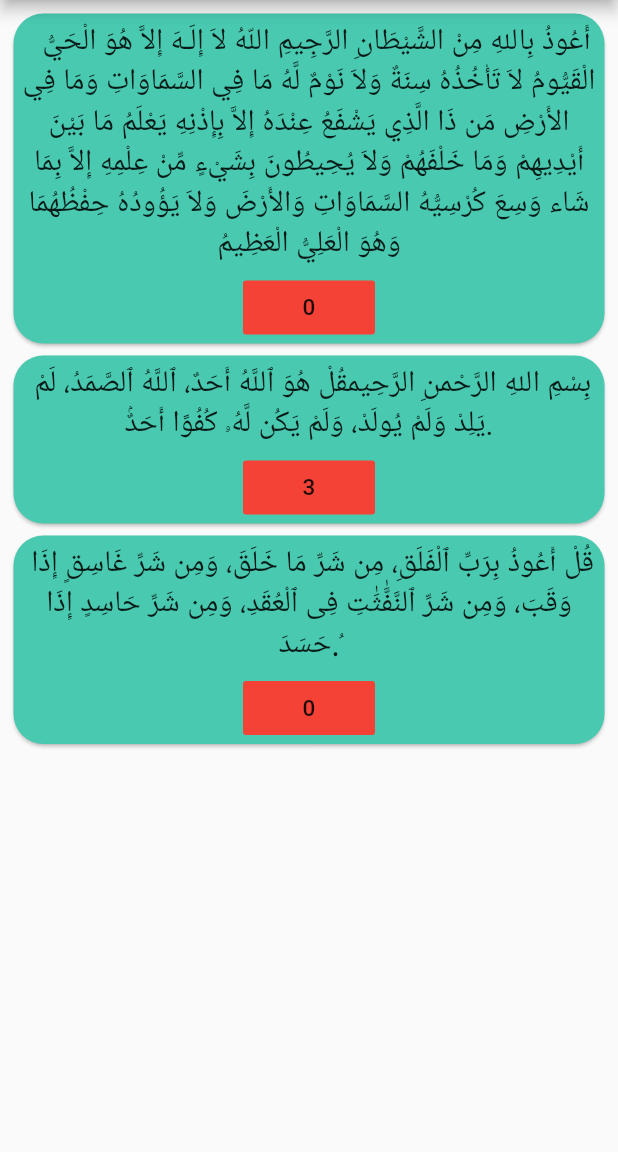
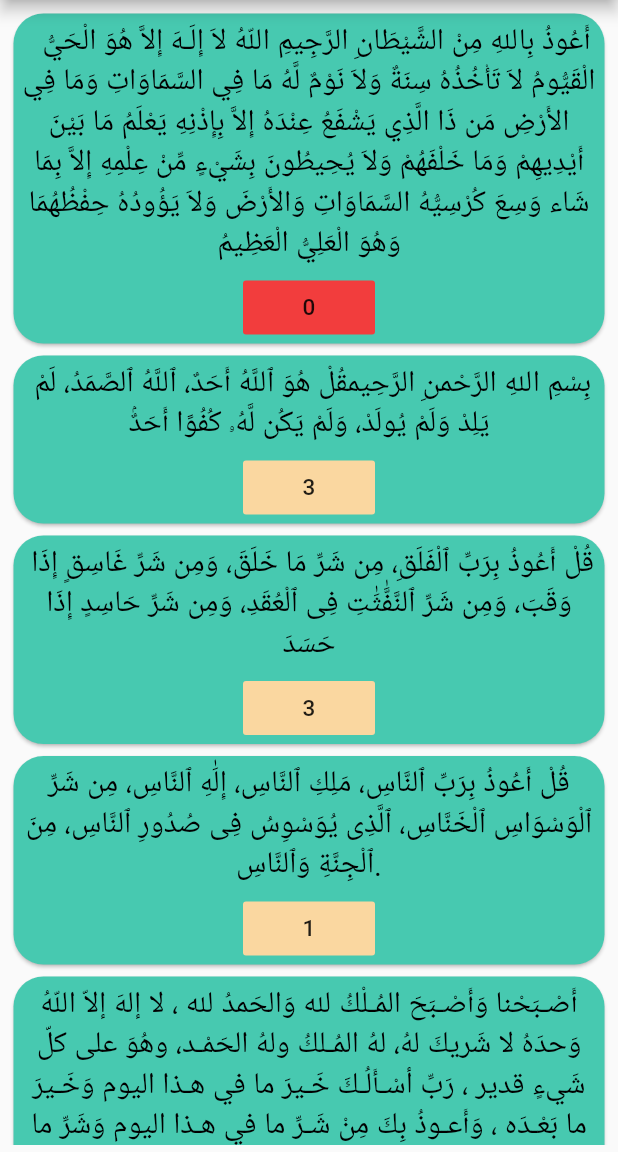
Before and after one commit to SuhaylaYounis/TasbeehApp, a Flutter app: the DiscriptionAzkar screen opened directly, after a tap on an icon or button, on a phone screen of 412 x 824 dp, the part 84-1236 px from its top. Run offline on Flutter 3.47's test engine with Material 2 defaults, Android fonts, the phone set to English and light mode, and no system bars; our stand-ins replace animated_splash_screen, page_transition; missing offline and left inert: flutter_point_tab_bar.

Commit message:
Dart application using flutter for tasbeeh and athkar.Dart application using flutter for tasbeeh and athkar.
Dart application using flutter for tasbeeh and athkar.Dart application using flutter for tasbeeh and athkar.

```diff
--- a/muslimapp/lib/DiscriptionAzkar.dart
+++ b/muslimapp/lib/DiscriptionAzkar.dart
@@ -1,5 +1,7 @@
 import 'package:flutter/material.dart';
 import 'package:flutter/cupertino.dart';
+
+import 'NewCard.dart';
 
 class DiscriptionAzkar extends StatefulWidget {
   @override
@@ -7,10 +9,13 @@ class DiscriptionAzkar extends StatefulWidget {
 }
 
 class _DiscriptionAzkarState extends State<DiscriptionAzkar> {
-  Color beigeColor = Color.fromRGBO(250, 215, 160, 1);
-  Color mintColor = Color.fromRGBO(72, 201, 176, 1);
+  Color beigeColor = Color(0xffFAD7A0);
+  Color mintColor = Color(0xff47C9B0);
+  var BottomColorMint=0xff47C9B0;
+  var BottomColorBeige=0xffFAD7A0;
+  var BottomColorRed=0xffF44336FF;
   int count = 1;
-  int count2=3;
+ // int count2=3;
 
   @override
   Widget build(BuildContext context) {
@@ -40,45 +45,15 @@ class _DiscriptionAzkarState extends State<DiscriptionAzkar> {
         padding: const EdgeInsets.all(5.0),
         child: ListView(
           children: [
-            Card(
-              color: mintColor,
-              shape: RoundedRectangleBorder(
-                  borderRadius: BorderRadius.only(
-                bottomLeft: Radius.circular(20),
-                bottomRight: Radius.circular(20),
-                topRight: Radius.circular(20),
-                topLeft: Radius.circular(20),
-              )),
-              child: Column(
-                children: [
-                  Padding(
-                    padding: const EdgeInsets.all(5.0),
-                    child: Text(
-                      "  أَعُوذُ بِاللهِ مِنْ الشَّيْطَانِ الرَّجِيمِ اللّهُ لاَ إِلَـهَ إِلاَّ هُوَ الْحَيُّ الْقَيُّومُ لاَ تَأْخُذُهُ سِنَةٌ وَلاَ نَوْمٌ لَّهُ مَا فِي السَّمَاوَاتِ وَمَا فِي الأَرْضِ مَن ذَا الَّذِي يَشْفَعُ عِنْدَهُ إِلاَّ بِإِذْنِهِ يَعْلَمُ مَا بَيْنَ أَيْدِيهِمْ وَمَا خَلْفَهُمْ وَلاَ يُحِيطُونَ بِشَيْءٍ مِّنْ عِلْمِهِ إِلاَّ بِمَا شَاء وَسِعَ كُرْسِيُّهُ السَّمَاوَاتِ وَالأَرْضَ وَلاَ يَؤُودُهُ حِفْظُهُمَا وَهُوَ الْعَلِيُّ الْعَظِيمُ",
-                      style: TextStyle(fontSize: 20),
-                      textAlign: TextAlign.center,
-                    ),
-                  ),
-                  FlatButton(
-                      onPressed: () {
-                        setState(() {
-                          if (count != 0) {
-                            count = count - 1;
-                          } if(count==0) {
-                            beigeColor = Colors.red;
-                          }
-                        });
-                      },
-                      color: beigeColor,
-                      //minWidth: double.infinity,
-                      child: Text(
-                        "$count",
-                        style: TextStyle(fontSize: 15),
-                      )),
-                ],
-              ),
-            ),
-            Card(
+              NewCard("  أَعُوذُ بِاللهِ مِنْ الشَّيْطَانِ الرَّجِيمِ اللّهُ لاَ إِلَـهَ إِلاَّ هُوَ الْحَيُّ الْقَيُّومُ لاَ تَأْخُذُهُ سِنَةٌ وَلاَ نَوْمٌ لَّهُ مَا فِي السَّمَاوَاتِ وَمَا فِي الأَرْضِ مَن ذَا الَّذِي يَشْفَعُ عِنْدَهُ إِلاَّ بِإِذْنِهِ يَعْلَمُ مَا بَيْنَ أَيْدِيهِمْ وَمَا خَلْفَهُمْ وَلاَ يُحِيطُونَ بِشَيْءٍ مِّنْ عِلْمِهِ إِلاَّ بِمَا شَاء وَسِعَ كُرْسِيُّهُ السَّمَاوَاتِ وَالأَرْضَ وَلاَ يَؤُودُهُ حِفْظُهُمَا وَهُوَ الْعَلِيُّ الْعَظِيمُ",1),
+              NewCard(" بِسْمِ اللهِ الرَّحْمنِ الرَّحِيم"
+                  "قُلْ هُوَ ٱللَّهُ أَحَدٌ، ٱللَّهُ ٱلصَّمَدُ، لَمْ يَلِدْ وَلَمْ يُولَدْ، وَلَمْ يَكُن لَّهُۥ كُفُوًا أَحَدٌۢ",3),
+              NewCard(" قُلْ أَعُوذُ بِرَبِّ ٱلْفَلَقِ، مِن شَرِّ مَا خَلَقَ، وَمِن شَرِّ غَاسِقٍ إِذَا وَقَبَ، وَمِن شَرِّ ٱلنَّفَّٰثَٰتِ فِى ٱلْعُقَدِ، وَمِن شَرِّ حَاسِدٍ إِذَا حَسَدَ",3),
+           NewCard("قُلْ أَعُوذُ بِرَبِّ ٱلنَّاسِ، مَلِكِ ٱلنَّاسِ، إِلَٰهِ ٱلنَّاسِ، مِن شَرِّ ٱلْوَسْوَاسِ ٱلْخَنَّاسِ، ٱلَّذِى يُوَسْوِسُ فِى صُدُورِ ٱلنَّاسِ، مِنَ ٱلْجِنَّةِ وَٱلنَّاسِ.",1),
+          NewCard("أَصْـبَحْنا وَأَصْـبَحَ المُـلْكُ لله وَالحَمدُ لله ، لا إلهَ إلاّ اللّهُ وَحدَهُ لا شَريكَ لهُ، لهُ المُـلكُ ولهُ الحَمْـد، وهُوَ على كلّ شَيءٍ قدير ، رَبِّ أسْـأَلُـكَ خَـيرَ ما في هـذا اليوم وَخَـيرَ ما بَعْـدَه ، وَأَعـوذُ بِكَ مِنْ شَـرِّ ما في هـذا اليوم وَشَرِّ ما بَعْـدَه، رَبِّ أَعـوذُبِكَ مِنَ الْكَسَـلِ وَسـوءِ الْكِـبَر ، رَبِّ أَعـوذُ بِكَ مِنْ عَـذابٍ في النّـارِ وَعَـذابٍ في القَـبْر.",1),
+            NewCard("اللّهـمَّ أَنْتَ رَبِّـي لا إلهَ إلاّ أَنْتَ ، خَلَقْتَنـي وَأَنا عَبْـدُك ، وَأَنا عَلـى عَهْـدِكَ وَوَعْـدِكَ ما اسْتَـطَعْـت ، أَعـوذُبِكَ مِنْ شَـرِّ ما صَنَـعْت ، أَبـوءُ لَـكَ بِنِعْـمَتِـكَ عَلَـيَّ وَأَبـوءُ بِذَنْـبي فَاغْفـِرْ لي فَإِنَّـهُ لا يَغْـفِرُ الذُّنـوبَ إِلاّ أَنْتَ . ",1),
+
+            /* Card(
               color: mintColor,
               shape: RoundedRectangleBorder(
                   borderRadius: BorderRadius.only(
@@ -154,8 +129,9 @@ class _DiscriptionAzkarState extends State<DiscriptionAzkar> {
                       )),
                 ],
               ),
-            )
+            ), */
           ],
+
         ),
       ),
     );
--- /dev/null
+++ b/muslimapp/lib/NewCard.dart
@@ -0,0 +1,72 @@
+import 'package:flutter/material.dart';
+import 'package:flutter/cupertino.dart';
+
+class NewCard extends StatefulWidget {
+  String txt;
+  int count;
+  NewCard(this.txt,this.count);
+
+  @override
+  _NewCardState createState() => _NewCardState();
+}
+
+class _NewCardState extends State<NewCard> {
+
+  Color mintColor = Color(0xff47C9B0);
+  Color beigeColor = Color(0xffFAD7A0);
+
+  var BottomColorMint = 0xff47C9B0;
+  var BottomColorBeige = 0xffFAD7A0;
+  var BottomColorRed = 0xffF23D3D;
+  Color black =Colors.black;
+  @override
+  Widget build(BuildContext context) {
+    return Card(
+      color: mintColor,
+      shape: RoundedRectangleBorder(
+          borderRadius: BorderRadius.only(
+        bottomLeft: Radius.circular(20),
+        bottomRight: Radius.circular(20),
+        topRight: Radius.circular(20),
+        topLeft: Radius.circular(20),
+      )),
+      child: Column(
+        children: [
+          Padding(
+            padding: const EdgeInsets.all(5.0),
+            child: Text(
+              "${widget.txt}",
+              style: TextStyle(
+                fontSize: 20,
+                color: black,
+              ),
+              textAlign: TextAlign.center,
+            ),
+          ),
+          FlatButton(
+              onPressed: () {
+                print("hi");
+                setState(() {
+                  if (widget.count >1) {
+                    print("hi if");
+                    widget.count = widget.count - 1;
+                  } else if (widget.count == 1) {
+                    print("hi if else");
+                    setState(() {
+                      widget.count = widget.count - 1;
+                      BottomColorBeige = BottomColorRed;
+                    });
+                  }
+                });
+              },
+              color: Color(BottomColorBeige),
+              //minWidth: double.infinity,
+              child: Text(
+                "${widget.count }",
+                style: TextStyle(fontSize: 15),
+              )),
+        ],
+      ),
+    );
+  }
+}
--- a/muslimapp/lib/WerdScreen.dart
+++ b/muslimapp/lib/WerdScreen.dart
@@ -1,6 +1,5 @@
 import 'package:flutter/material.dart';
 import 'package:flutter/cupertino.dart';
-
 import 'DiscriptionAzkar.dart';
 
 class   WerdScreen extends StatefulWidget {
```
Also changed, not shown: muslimapp/lib/PrayerTimes.dart (added, +292 -0 lines), muslimapp/lib/TabScreen.dart (+14 -3 lines).
